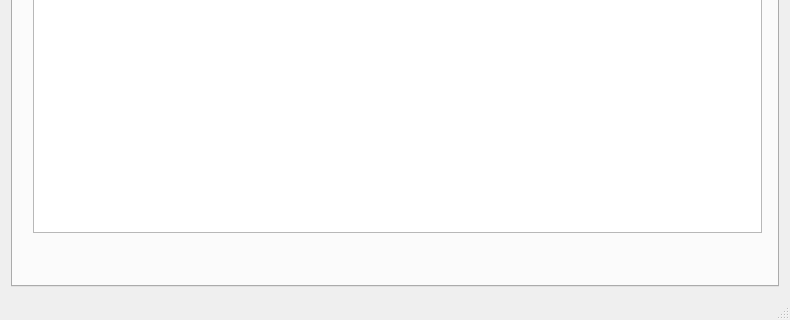
Before: the Qt Designer form res/layout/mainwindow.ui in oxycoon/Thesis-NeuralNetwork, drawn with Qt 5; both pictures show x 0 to 790 and y 230 to 550 of the 790 by 550 pixel window.
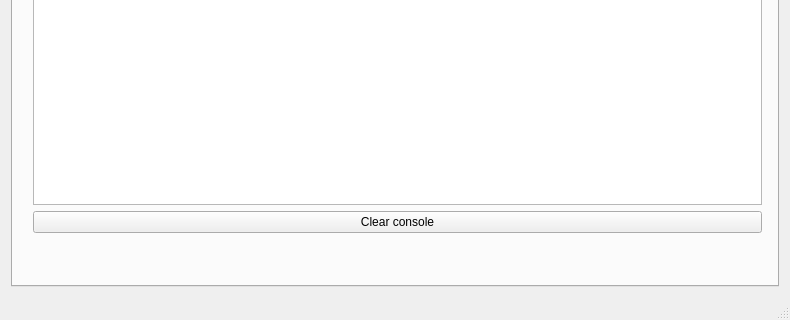
After: the same form once the commit is applied. The open tabs and pages were chosen to show the change. Custom widgets are drawn as their Qt base class.

What changed in the file:
```diff
--- a/res/layout/mainwindow.ui
+++ b/res/layout/mainwindow.ui
@@ -810,6 +810,13 @@
          <item row="0" column="0">
           <widget class="QPlainTextEdit" name="consoleOutput"/>
          </item>
+         <item row="1" column="0">
+          <widget class="QPushButton" name="pushButton_console_clear">
+           <property name="text">
+            <string>Clear console</string>
+           </property>
+          </widget>
+         </item>
         </layout>
        </widget>
       </widget>
```
